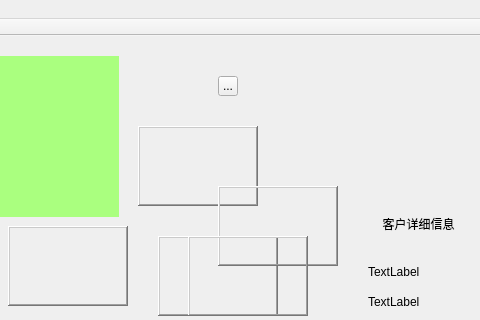
This is TestUI/mainwindow.ui in Anne081031/ParkSolution as Qt 5 draws it before an edit; both pictures show x 152 to 632 and y 0 to 320 of the 932 by 459 pixel window. The edited form follows.
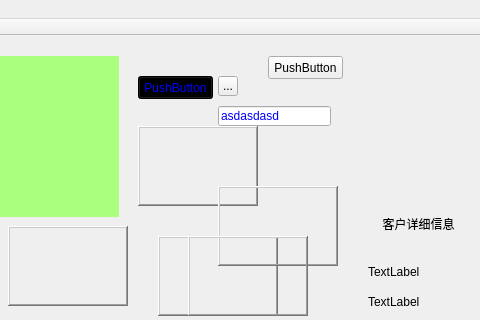
This is the edited form.

Patch:
```diff
--- a/TestUI/mainwindow.ui
+++ b/TestUI/mainwindow.ui
@@ -537,6 +537,64 @@
      <string>...</string>
     </property>
    </widget>
+   <widget class="QPushButton" name="pushButton">
+    <property name="geometry">
+     <rect>
+      <x>420</x>
+      <y>20</y>
+      <width>75</width>
+      <height>23</height>
+     </rect>
+    </property>
+    <property name="text">
+     <string>PushButton</string>
+    </property>
+   </widget>
+   <widget class="QPushButton" name="pushButton_2">
+    <property name="geometry">
+     <rect>
+      <x>290</x>
+      <y>40</y>
+      <width>75</width>
+      <height>23</height>
+     </rect>
+    </property>
+    <property name="styleSheet">
+     <string notr="true">color: rgb(0, 0, 255);
+background-color: rgb(0, 0, 0);</string>
+    </property>
+    <property name="text">
+     <string>PushButton</string>
+    </property>
+   </widget>
+   <widget class="QLineEdit" name="lineEdit_15">
+    <property name="geometry">
+     <rect>
+      <x>370</x>
+      <y>70</y>
+      <width>113</width>
+      <height>20</height>
+     </rect>
+    </property>
+    <property name="styleSheet">
+     <string notr="true">color: rgb(0, 0, 255);</string>
+    </property>
+    <property name="text">
+     <string>asdasdasd</string>
+    </property>
+   </widget>
+   <widget class="QStackedWidget" name="stackedWidget">
+    <property name="geometry">
+     <rect>
+      <x>280</x>
+      <y>190</y>
+      <width>120</width>
+      <height>80</height>
+     </rect>
+    </property>
+    <widget class="QWidget" name="page"/>
+    <widget class="QWidget" name="page_2"/>
+   </widget>
   </widget>
   <widget class="QMenuBar" name="menuBar">
    <property name="geometry">
```
